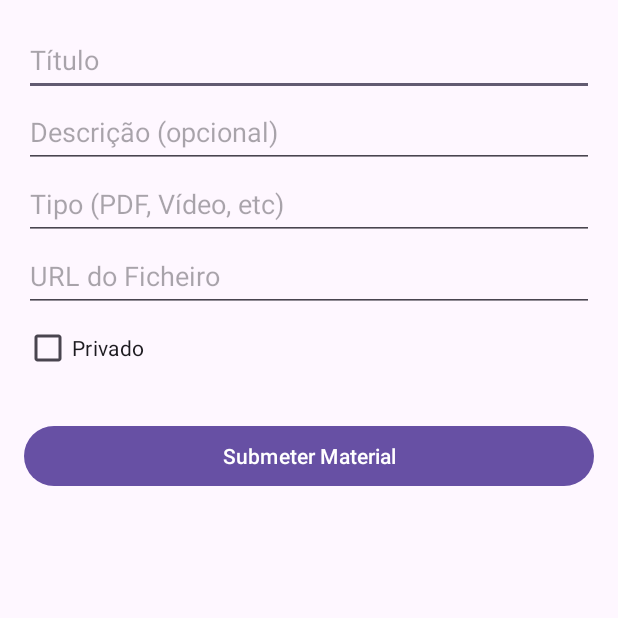
After one commit to luispaiva09/COMMOV_StudyShare, an Android app: the AddMaterialActivity screen opened directly, with no data from a screen before it, on a phone screen of 412 x 824 dp, the top half of it. The commit adds this screen. Run offline under Robolectric (Android 15) with nearby library versions, the phone set to English and light mode, and no system bars; 1 statement that could not run was skipped.

Commit message:
addMaterialParcial

```diff
--- /dev/null
+++ b/app/src/main/java/com/example/studyshare/Activities/AddMaterialActivity.kt
@@ -0,0 +1,94 @@
+package com.example.studyshare.Activities
+
+import android.os.Bundle
+import android.widget.Toast
+import androidx.activity.viewModels
+import androidx.appcompat.app.AppCompatActivity
+import androidx.lifecycle.lifecycleScope
+import com.example.studyshare.DataClasses.MaterialDidatico
+import com.example.studyshare.Repositories.MaterialDidaticoRepository
+import com.example.studyshare.RetrofitClient
+import com.example.studyshare.ViewModelFactories.MaterialDidaticoViewModelFactory
+import com.example.studyshare.ViewModels.MaterialDidaticoViewModel
+import com.example.studyshare.databinding.ActivityAddMaterialBinding
+import kotlinx.coroutines.flow.collectLatest
+import kotlinx.coroutines.launch
+
+class AddMaterialActivity : AppCompatActivity() {
+
+    private lateinit var binding: ActivityAddMaterialBinding
+
+    private val repository = MaterialDidaticoRepository(RetrofitClient.api)
+    private val viewModel: MaterialDidaticoViewModel by viewModels {
+        MaterialDidaticoViewModelFactory(repository)
+    }
+
+    // Guarda o id do utilizador autenticado recebido pela Intent
+    private var autorId: Int? = null
+
+    override fun onCreate(savedInstanceState: Bundle?) {
+        super.onCreate(savedInstanceState)
+        binding = ActivityAddMaterialBinding.inflate(layoutInflater)
+        setContentView(binding.root)
+
+        // Recebe o autorId da Intent (deve ser enviado pela InicioActivity)
+        autorId = intent.getIntExtra("userId", -1).takeIf { it != -1 }
+
+        lifecycleScope.launch {
+            viewModel.materialCriado.collectLatest { sucesso ->
+                if (sucesso == true) {
+                    Toast.makeText(this@AddMaterialActivity, "Material adicionado com sucesso!", Toast.LENGTH_LONG).show()
+                    limparCampos()
+                    finish() // opcional: voltar à atividade anterior
+                }
+            }
+        }
+
+        lifecycleScope.launch {
+            viewModel.erroMensagem.collectLatest { erro ->
+                erro?.let {
+                    Toast.makeText(this@AddMaterialActivity, "Erro: $it", Toast.LENGTH_LONG).show()
+                }
+            }
+        }
+
+        val userId = intent.getIntExtra("id", "") ?: "Utilizador"
+
+        binding.buttonSubmeter.setOnClickListener {
+            val titulo = binding.etTitulo.text.toString().trim()
+            val descricao = binding.etDescricao.text.toString().trim().ifEmpty { null }
+            val tipo = binding.etTipo.text.toString().trim()
+            val categoriaId: Int? = null
+            val autorId = userId
+            val ficheiroUrl = binding.etFicheiroUrl.text.toString().trim()
+            val privado = binding.checkBoxPrivado.isChecked
+
+            // Usa o autorId recebido da Intent, não o da UI
+            if (titulo.isEmpty() || tipo.isEmpty() || autorId == null || ficheiroUrl.isEmpty()) {
+                Toast.makeText(this, "Preencha todos os campos obrigatórios!", Toast.LENGTH_SHORT).show()
+                return@setOnClickListener
+            }
+
+            val novoMaterial = MaterialDidatico(
+                titulo = titulo,
+                descricao = descricao,
+                tipo = tipo,
+                categoria_id = categoriaId,
+                autor_id = autorId,
+                ficheiro_url = ficheiroUrl,
+                privado = privado
+            )
+
+            viewModel.criarMaterial(novoMaterial)
+        }
+    }
+
+    private fun limparCampos() {
+        binding.etTitulo.text?.clear()
+        binding.etDescricao.text?.clear()
+        binding.etTipo.text?.clear()
+        binding.etFicheiroUrl.text?.clear()
+        binding.checkBoxPrivado.isChecked = false
+        viewModel.resetErro()
+    }
+}
--- a/app/src/main/java/com/example/studyshare/LoginActivity.kt
+++ b/app/src/main/java/com/example/studyshare/Activities/LoginActivity.kt
@@ -1,4 +1,4 @@
-package com.example.studyshare
+package com.example.studyshare.Activities
 
 import android.content.Intent
 import android.os.Bundle
@@ -7,6 +7,7 @@ import androidx.activity.viewModels
 import androidx.appcompat.app.AppCompatActivity
 import androidx.lifecycle.lifecycleScope
 import com.example.studyshare.Repositories.UtilizadorRepository
+import com.example.studyshare.RetrofitClient
 import com.example.studyshare.ViewModelFactories.UtilizadorViewModelFactory
 import com.example.studyshare.ViewModels.UtilizadorViewModel
 import com.example.studyshare.databinding.ActivityLoginBinding
@@ -48,6 +49,7 @@ class LoginActivity : AppCompatActivity() {
                     Toast.makeText(this@LoginActivity, "Login bem-sucedido!", Toast.LENGTH_SHORT).show()
                     val intent = Intent(this@LoginActivity, InicioActivity::class.java)
                     intent.putExtra("username", utilizador.username)
+                    intent.putExtra("username", utilizador.id)
                     startActivity(intent)
                     finish()
                 }
--- a/app/src/main/java/com/example/studyshare/RegisterActivity.kt
+++ b/app/src/main/java/com/example/studyshare/Activities/RegisterActivity.kt
@@ -1,4 +1,4 @@
-package com.example.studyshare
+package com.example.studyshare.Activities
 
 import android.content.Intent
 import android.os.Bundle
@@ -9,6 +9,7 @@ import androidx.appcompat.app.AppCompatActivity
 import androidx.lifecycle.lifecycleScope
 import com.example.studyshare.DataClasses.Utilizador
 import com.example.studyshare.Repositories.UtilizadorRepository
+import com.example.studyshare.RetrofitClient
 import com.example.studyshare.ViewModelFactories.UtilizadorViewModelFactory
 import com.example.studyshare.ViewModels.UtilizadorViewModel
 import com.example.studyshare.databinding.ActivityRegisterBinding
--- /dev/null
+++ b/app/src/main/java/com/example/studyshare/ViewModelFactories/MaterialDidaticoViewModelFactory.kt
@@ -0,0 +1,16 @@
+package com.example.studyshare.ViewModelFactories
+
+import androidx.lifecycle.ViewModel
+import androidx.lifecycle.ViewModelProvider
+import com.example.studyshare.Repositories.MaterialDidaticoRepository
+import com.example.studyshare.ViewModels.MaterialDidaticoViewModel
+
+class MaterialDidaticoViewModelFactory(private val repository: MaterialDidaticoRepository) : ViewModelProvider.Factory {
+    override fun <T : ViewModel> create(modelClass: Class<T>): T {
+        if (modelClass.isAssignableFrom(MaterialDidaticoViewModel::class.java)) {
+            @Suppress("UNCHECKED_CAST")
+            return MaterialDidaticoViewModel(repository) as T
+        }
+        throw IllegalArgumentException("Classe de ViewModel desconhecida")
+    }
+}
--- /dev/null
+++ b/app/src/main/res/layout/activity_add_material.xml
@@ -0,0 +1,54 @@
+<?xml version="1.0" encoding="utf-8"?>
+<ScrollView xmlns:android="http://schemas.android.com/apk/res/android"
+    android:id="@+id/scrollView"
+    android:layout_width="match_parent"
+    android:layout_height="match_parent"
+    android:padding="16dp">
+
+    <LinearLayout
+        android:orientation="vertical"
+        android:layout_width="match_parent"
+        android:layout_height="wrap_content">
+
+        <EditText
+            android:id="@+id/etTitulo"
+            android:layout_width="match_parent"
+            android:layout_height="48dp"
+            android:hint="Título"
+            android:inputType="text" />
+
+        <EditText
+            android:id="@+id/etDescricao"
+            android:layout_width="match_parent"
+            android:layout_height="48dp"
+            android:hint="Descrição (opcional)"
+            android:inputType="textMultiLine" />
+
+        <EditText
+            android:id="@+id/etTipo"
+            android:layout_width="match_parent"
+            android:layout_height="48dp"
+            android:hint="Tipo (PDF, Vídeo, etc)"
+            android:inputType="text" />
+
+        <EditText
+            android:id="@+id/etFicheiroUrl"
+            android:layout_width="match_parent"
+            android:layout_height="48dp"
+            android:hint="URL do Ficheiro"
+            android:inputType="textUri" />
+
+        <CheckBox
+            android:id="@+id/checkBoxPrivado"
+            android:layout_width="wrap_content"
+            android:layout_height="wrap_content"
+            android:text="Privado" />
+
+        <Button
+            android:id="@+id/buttonSubmeter"
+            android:layout_width="match_parent"
+            android:layout_height="wrap_content"
+            android:text="Submeter Material"
+            android:layout_marginTop="24dp" />
+    </LinearLayout>
+</ScrollView>
```
Also changed, not shown: app/src/main/AndroidManifest.xml (+7 -3 lines), app/src/main/java/com/example/studyshare/Activities/InicioActivity.kt (added, +30 -0 lines), app/src/main/java/com/example/studyshare/InicioActivity.kt (deleted, +0 -16 lines), app/src/main/java/com/example/studyshare/Repositories/MaterialDidaticoRepository.kt (added, +27 -0 lines), app/src/main/java/com/example/studyshare/ViewModels/MaterialDidaticoViewModel.kt (added, +83 -0 lines), app/src/main/res/layout/activity_inicio.xml (+12 -2 lines).
